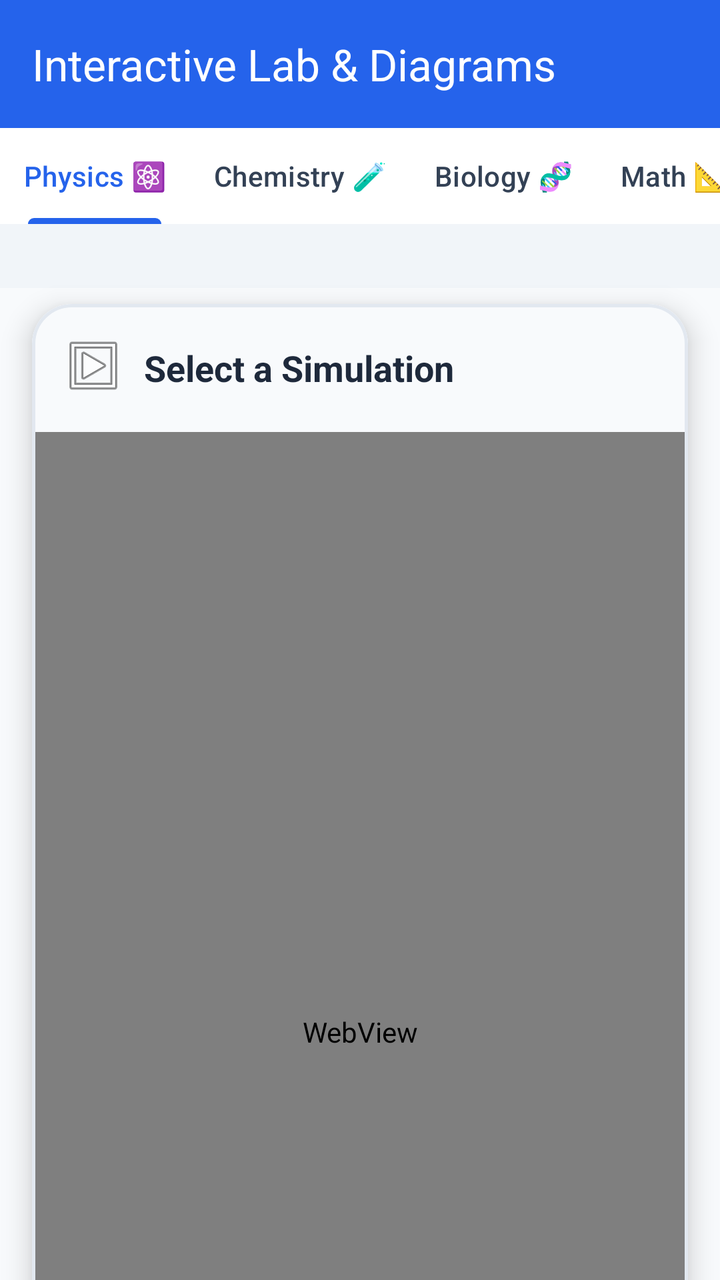
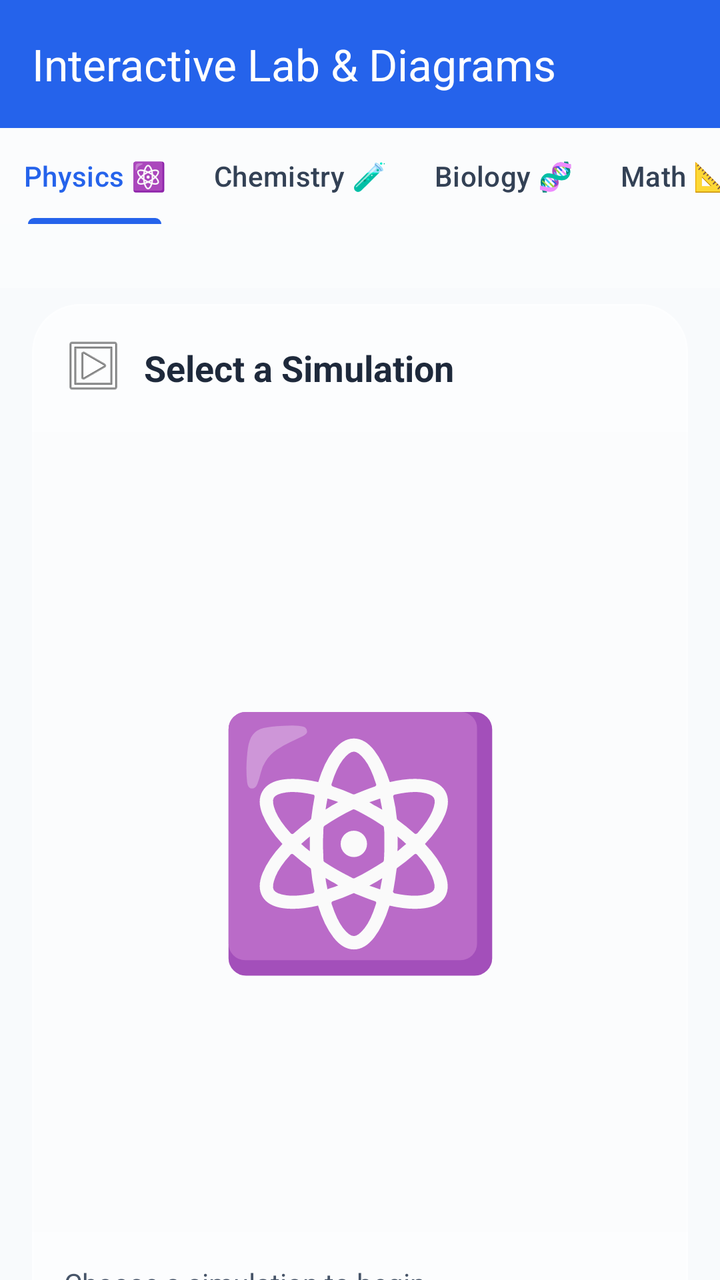

Two renders of the same Android screen: before a commit and after it. Below are the layout's source before the change and the commit's diff.
<!-- AndroidManifest.xml: application theme Theme.TestApp -->
<!-- res/layout/activity_visualizer.xml -->
<?xml version="1.0" encoding="utf-8"?>
<androidx.coordinatorlayout.widget.CoordinatorLayout xmlns:android="http://schemas.android.com/apk/res/android"
    xmlns:app="http://schemas.android.com/apk/res-auto"
    xmlns:tools="http://schemas.android.com/tools"
    android:layout_width="match_parent"
    android:layout_height="match_parent"
    android:background="#F8FAFC">

    <com.google.android.material.appbar.AppBarLayout
        android:layout_width="match_parent"
        android:layout_height="wrap_content"
        android:background="?attr/colorPrimary">
        <androidx.appcompat.widget.Toolbar
            android:id="@+id/toolbar"
            android:layout_width="match_parent"
            android:layout_height="?attr/actionBarSize"
            app:title="Interactive Lab &amp; Diagrams"
            app:titleTextColor="@android:color/white" />
    </com.google.android.material.appbar.AppBarLayout>

    <androidx.core.widget.NestedScrollView
        android:layout_width="match_parent"
        android:layout_height="match_parent"
        android:fillViewport="true"
        android:clipToPadding="false"
        app:layout_behavior="@string/appbar_scrolling_view_behavior">

        <LinearLayout
            android:layout_width="match_parent"
            android:layout_height="wrap_content"
            android:orientation="vertical">

            
            <com.google.android.material.tabs.TabLayout
                android:id="@+id/subjectTabs"
                android:layout_width="match_parent"
                android:layout_height="wrap_content"
                app:tabMode="scrollable"
                app:tabGravity="fill"
                android:background="@android:color/white"
                app:tabSelectedTextColor="?attr/colorPrimary"
                app:tabIndicatorColor="?attr/colorPrimary"
                app:tabIndicatorHeight="3dp"
                app:tabTextAppearance="@style/TextAppearance.MaterialComponents.Subtitle2">
                <com.google.android.material.tabs.TabItem android:text="Physics ⚛️" />
                <com.google.android.material.tabs.TabItem android:text="Chemistry 🧪" />
                <com.google.android.material.tabs.TabItem android:text="Biology 🧬" />
                <com.google.android.material.tabs.TabItem android:text="Math 📐" />
                <com.google.android.material.tabs.TabItem android:text="English 📖" />
                <com.google.android.material.tabs.TabItem android:text="Around You 🏙️" />
                <com.google.android.material.tabs.TabItem android:text="What If? 🤔" />
                <com.google.android.material.tabs.TabItem android:text="Real Data 📊" />
                <com.google.android.material.tabs.TabItem android:text="Micro-Animations 🎥" />
                <com.google.android.material.tabs.TabItem android:text="Real-World Errors ⚠️" />
            </com.google.android.material.tabs.TabLayout>

            
            <HorizontalScrollView
                android:layout_width="match_parent"
                android:layout_height="wrap_content"
                android:paddingVertical="16dp"
                android:clipToPadding="false"
                android:paddingHorizontal="16dp"
                android:scrollbars="none"
                android:background="#F1F5F9"
                android:overScrollMode="always">
                <LinearLayout
                    android:id="@+id/simButtonsContainer"
                    android:layout_width="wrap_content"
                    android:layout_height="wrap_content"
                    android:orientation="horizontal"
                    android:gravity="center_vertical" />
            </HorizontalScrollView>

            
            <com.google.android.material.card.MaterialCardView
                android:layout_width="match_parent"
                android:layout_height="wrap_content"
                android:layout_marginHorizontal="16dp"
                android:layout_marginVertical="8dp"
                app:cardCornerRadius="20dp"
                app:cardElevation="8dp"
                app:strokeWidth="1.5dp"
                app:strokeColor="#E2E8F0">

                <LinearLayout
                    android:layout_width="match_parent"
                    android:layout_height="wrap_content"
                    android:orientation="vertical">

                    <TextView
                        android:id="@+id/tvSimTitle"
                        android:layout_width="match_parent"
                        android:layout_height="wrap_content"
                        android:padding="16dp"
                        android:text="Select a Simulation"
                        android:textStyle="bold"
                        android:textSize="18sp"
                        android:background="#F8FAFC"
                        android:textColor="#1E293B"
                        android:drawableStart="@android:drawable/ic_menu_slideshow"
                        android:drawablePadding="8dp"
                        android:gravity="center_vertical" />

                    
                    <WebView
                        android:id="@+id/webViewVisualizer"
                        android:layout_width="match_parent"
                        android:layout_height="600dp"
                        android:background="@android:color/white"
                        tools:ignore="WebViewLayout" />

                    
                    <TextView
                        android:id="@+id/tvLabInstructions"
                        android:layout_width="match_parent"
                        android:layout_height="wrap_content"
                        android:padding="16dp"
                        android:text="@string/lab_instructions_placeholder"
                        android:textSize="14sp"
                        android:background="#F1F5F9"
                        android:textColor="#475569"
                        android:lineSpacingExtra="4dp" />

                </LinearLayout>
            </com.google.android.material.card.MaterialCardView>

            
            <View
                android:layout_width="match_parent"
                android:layout_height="60dp" />

        </LinearLayout>
    </androidx.core.widget.NestedScrollView>

</androidx.coordinatorlayout.widget.CoordinatorLayout>
<!-- resources referenced by this layout -->
<resources>
  <string name="lab_instructions_placeholder">Instructions will appear here.</string>
  <style name="Theme.TestApp" parent="Base.Theme.TestApp" />
  <style name="Base.Theme.TestApp" parent="Theme.Material3.DayNight.NoActionBar">
          
          <item name="colorPrimary">@color/blue_600</item>
          <item name="colorOnPrimary">@color/white</item>
          <item name="colorPrimaryContainer">@color/blue_500</item>
          <item name="colorOnPrimaryContainer">@color/white</item>
  
          
          <item name="colorSecondary">@color/slate_700</item>
          <item name="colorOnSecondary">@color/white</item>
          <item name="colorSecondaryContainer">#E0E7FF</item>
          <item name="colorOnSecondaryContainer">@color/blue_600</item>
  
          
          <item name="android:windowBackground">@color/slate_50</item>
          <item name="colorSurface">@color/white</item>
          <item name="colorOnSurface">@color/slate_900</item>
          <item name="colorSurfaceVariant">#F3F4F6</item>
          <item name="colorOnSurfaceVariant">@color/slate_700</item>
          <item name="colorOutline">@color/slate_200</item>
  
          
          <item name="android:textColorPrimary">@color/slate_900</item>
          <item name="android:textColorSecondary">@color/slate_500</item>
  
          
          <item name="android:statusBarColor">@color/white</item>
          <item name="android:windowLightStatusBar">true</item>
  
          
          <item name="itemIconTint">@color/nav_item_colors</item>
          <item name="itemTextColor">@color/nav_item_colors</item>
      </style>
  <color name="blue_600">#2563EB</color>
  <color name="white">#FFFFFFFF</color>
  <color name="blue_500">#3B82F6</color>
  <color name="slate_700">#334155</color>
  <color name="slate_50">#F8FAFC</color>
  <color name="slate_900">#0F172A</color>
  <color name="slate_200">#E2E8F0</color>
  <color name="slate_500">#64748B</color>
</resources>

<!-- the commit's change to res/layout/activity_visualizer.xml (unified diff, before → after) -->
@@ -2,6 +2,7 @@
 <androidx.coordinatorlayout.widget.CoordinatorLayout xmlns:android="http://schemas.android.com/apk/res/android"
     xmlns:app="http://schemas.android.com/apk/res-auto"
     xmlns:tools="http://schemas.android.com/tools"
+    android:id="@+id/visualizerRoot"
     android:layout_width="match_parent"
     android:layout_height="match_parent"
     android:background="#F8FAFC">
@@ -19,6 +20,7 @@
     </com.google.android.material.appbar.AppBarLayout>
 
     <androidx.core.widget.NestedScrollView
+        android:id="@+id/nestedScrollView"
         android:layout_width="match_parent"
         android:layout_height="match_parent"
         android:fillViewport="true"
@@ -37,7 +39,7 @@
                 android:layout_height="wrap_content"
                 app:tabMode="scrollable"
                 app:tabGravity="fill"
-                android:background="@android:color/white"
+                android:background="#80FFFFFF"
                 app:tabSelectedTextColor="?attr/colorPrimary"
                 app:tabIndicatorColor="?attr/colorPrimary"
                 app:tabIndicatorHeight="3dp"
@@ -62,7 +64,7 @@
                 android:clipToPadding="false"
                 android:paddingHorizontal="16dp"
                 android:scrollbars="none"
-                android:background="#F1F5F9"
+                android:background="#40FFFFFF"
                 android:overScrollMode="always">
                 <LinearLayout
                     android:id="@+id/simButtonsContainer"
@@ -74,14 +76,16 @@
 
             
             <com.google.android.material.card.MaterialCardView
+                android:id="@+id/labCard"
                 android:layout_width="match_parent"
                 android:layout_height="wrap_content"
                 android:layout_marginHorizontal="16dp"
                 android:layout_marginVertical="8dp"
-                app:cardCornerRadius="20dp"
-                app:cardElevation="8dp"
-                app:strokeWidth="1.5dp"
-                app:strokeColor="#E2E8F0">
+                app:cardBackgroundColor="#80FFFFFF"
+                app:cardCornerRadius="24dp"
+                app:cardElevation="0dp"
+                app:strokeWidth="1dp"
+                app:strokeColor="#40FFFFFF">
 
                 <LinearLayout
                     android:layout_width="match_parent"
@@ -96,18 +100,34 @@
                         android:text="Select a Simulation"
                         android:textStyle="bold"
                         android:textSize="18sp"
-                        android:background="#F8FAFC"
+                        android:background="#40FFFFFF"
                         android:textColor="#1E293B"
                         android:drawableStart="@android:drawable/ic_menu_slideshow"
                         android:drawablePadding="8dp"
                         android:gravity="center_vertical" />
 
                     
+                    <FrameLayout
+                        android:id="@+id/flSubjectLogoContainer"
+                        android:layout_width="match_parent"
+                        android:layout_height="400dp">
+
+                        <TextView
+                            android:id="@+id/tvSubjectLogoEmoji"
+                            android:layout_width="wrap_content"
+                            android:layout_height="wrap_content"
+                            android:layout_gravity="center"
+                            android:textSize="120sp"
+                            android:alpha="0.8"
+                            android:text="⚛️" />
+                    </FrameLayout>
+
                     <WebView
                         android:id="@+id/webViewVisualizer"
                         android:layout_width="match_parent"
                         android:layout_height="600dp"
-                        android:background="@android:color/white"
+                        android:background="@android:color/transparent"
+                        android:visibility="gone"
                         tools:ignore="WebViewLayout" />
 
                     
@@ -116,9 +136,9 @@
                         android:layout_width="match_parent"
                         android:layout_height="wrap_content"
                         android:padding="16dp"
-                        android:text="@string/lab_instructions_placeholder"
+                        android:text="Choose a simulation to begin."
                         android:textSize="14sp"
-                        android:background="#F1F5F9"
+                        android:background="#40FFFFFF"
                         android:textColor="#475569"
                         android:lineSpacingExtra="4dp" />
 
<!-- resource entries referenced after the edit -->
@@ -1,6 +1,5 @@
 <!-- resources referenced by this layout -->
 <resources>
-  <string name="lab_instructions_placeholder">Instructions will appear here.</string>
   <style name="Theme.TestApp" parent="Base.Theme.TestApp" />
   <style name="Base.Theme.TestApp" parent="Theme.Material3.DayNight.NoActionBar">
           
